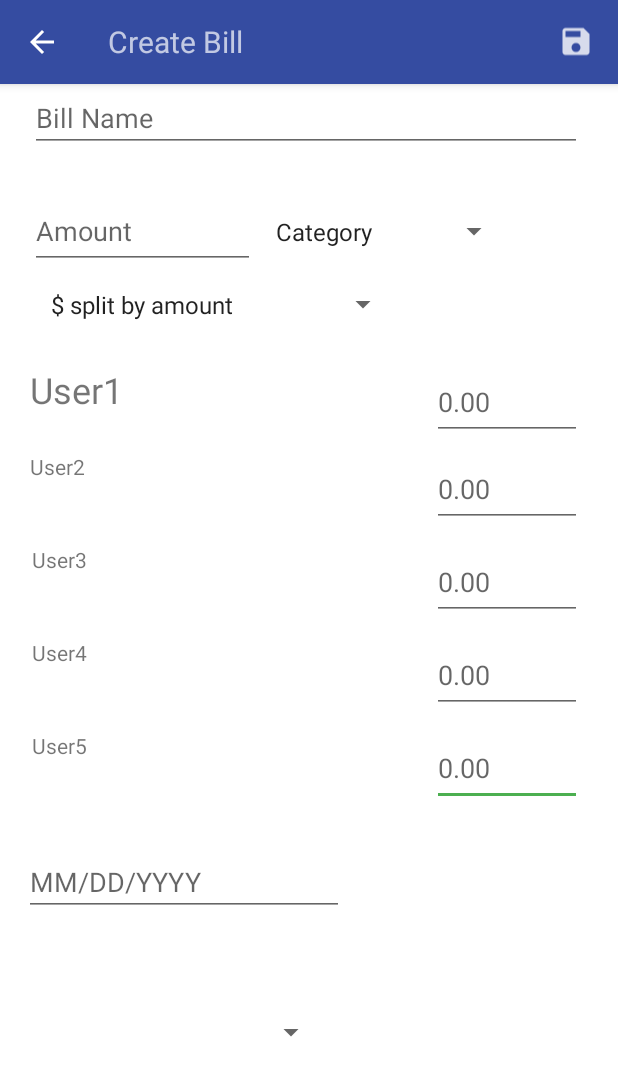
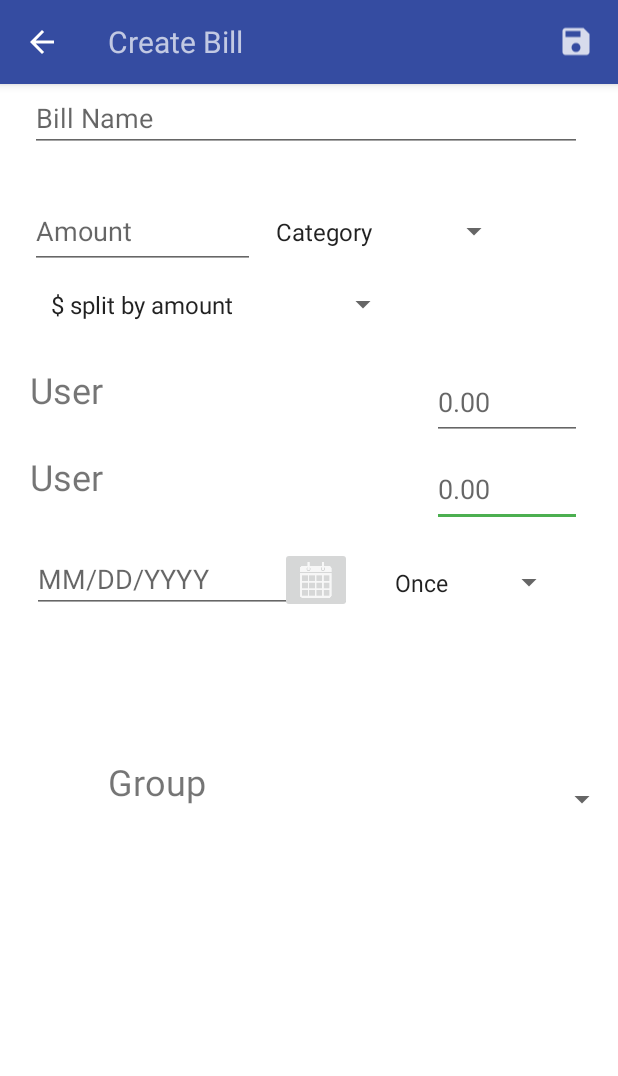
Before and after one commit to williamsizemore/ShareFinApp, an Android app: the CreateBill screen opened directly, with no data from a screen before it, on a phone screen of 412 x 824 dp. Shown: the top 1076 px of the screen. Run offline under Robolectric (Android 15) with nearby library versions, the phone set to English and light mode, and no system bars; our stand-ins replace Firebase (no records; nobody signed in at launch, a user with empty details on screens opened directly).

Commit message:
4/4/21 completed bill creation screen

```diff
--- a/app/src/main/java/com/example/sharefinapp/User.java
+++ b/app/src/main/java/com/example/sharefinapp/User.java
@@ -13,6 +13,8 @@ public class User {
         this.displayName = displayName;
         this.photoURI = ""; // set this to an empty string by default, but allow photos to be uploaded later
     }
+    public User() {}
+
     public String getPhotoURI() {
         return photoURI;
     }
--- a/app/src/main/res/layout/activity_create_bill.xml
+++ b/app/src/main/res/layout/activity_create_bill.xml
@@ -13,8 +13,10 @@
         android:layout_marginTop="12dp"
         android:layout_marginEnd="24dp"
         android:ems="10"
-        android:hint="0.00"
+        android:hint="@string/default_float_value"
+        android:importantForAutofill="no"
         android:inputType="numberDecimal"
+        android:visibility="gone"
         app:layout_constraintEnd_toEndOf="parent"
         app:layout_constraintTop_toBottomOf="@+id/bill_create_user4_amount" />
 
@@ -25,46 +27,50 @@
         android:layout_marginTop="12dp"
         android:layout_marginEnd="24dp"
         android:ems="10"
-        android:hint="0.00"
+        android:hint="@string/default_float_value"
+        android:importantForAutofill="no"
         android:inputType="numberDecimal"
+        android:visibility="gone"
         app:layout_constraintEnd_toEndOf="parent"
         app:layout_constraintTop_toBottomOf="@+id/bill_create_user3_amount" />
 
     <EditText
-        android:id="@+id/create_bill_user2_amount"
+        android:id="@+id/bill_create_user2_amount"
         android:layout_width="100dp"
         android:layout_height="50dp"
         android:layout_marginTop="8dp"
         android:layout_marginEnd="24dp"
         android:ems="10"
-        android:hint="0.00"
+        android:hint="@string/default_float_value"
         android:inputType="numberDecimal"
         app:layout_constraintEnd_toEndOf="parent"
-        app:layout_constraintTop_toBottomOf="@+id/bill_create_user1_amount" />
+        app:layout_constraintTop_toBottomOf="@+id/bill_create_user1_amount"
+        android:importantForAutofill="no" />
 
     <com.google.android.material.textfield.TextInputEditText
-        android:id="@+id/textInputEditText"
+        android:id="@+id/create_bill_name"
         android:layout_width="match_parent"
         android:layout_height="wrap_content"
         android:layout_marginStart="20dp"
         android:layout_marginEnd="24dp"
-        android:hint="Bill Name"
+        android:hint="@string/bill_name"
         app:layout_constraintEnd_toEndOf="parent"
         app:layout_constraintHorizontal_bias="0.0"
         app:layout_constraintStart_toStartOf="parent"
         app:layout_constraintTop_toTopOf="parent" />
 
     <EditText
-        android:id="@+id/editTextNumberDecimal"
+        android:id="@+id/create_bill_amount"
         android:layout_width="150dp"
         android:layout_height="50dp"
         android:layout_marginStart="20dp"
         android:layout_marginTop="28dp"
         android:ems="10"
-        android:hint="Amount"
+        android:hint="@string/amount"
         android:inputType="numberDecimal"
         app:layout_constraintStart_toStartOf="parent"
-        app:layout_constraintTop_toBottomOf="@+id/textInputEditText" />
+        app:layout_constraintTop_toBottomOf="@+id/create_bill_name"
+        android:importantForAutofill="no" />
 
     <TextView
         android:id="@+id/bill_create_user1"
@@ -72,10 +78,10 @@
         android:layout_height="50dp"
         android:layout_marginStart="20dp"
         android:layout_marginTop="64dp"
-        android:text="User1"
+        android:text="@string/user_temp_text"
         android:textSize="24sp"
         app:layout_constraintStart_toStartOf="parent"
-        app:layout_constraintTop_toBottomOf="@+id/editTextNumberDecimal" />
+        app:layout_constraintTop_toBottomOf="@+id/create_bill_amount" />
 
     <EditText
         android:id="@+id/bill_create_user1_amount"
@@ -84,12 +90,13 @@
         android:layout_marginTop="64dp"
         android:layout_marginEnd="24dp"
         android:ems="10"
-        android:hint="0.00"
+        android:hint="@string/default_float_value"
         android:inputType="numberDecimal"
         app:layout_constraintEnd_toEndOf="parent"
         app:layout_constraintHorizontal_bias="1.0"
         app:layout_constraintStart_toEndOf="@+id/bill_create_user1"
-        app:layout_constraintTop_toBottomOf="@+id/spinner2" />
+        app:layout_constraintTop_toBottomOf="@+id/create_bill_category"
+        android:importantForAutofill="no" />
 
     <EditText
         android:id="@+id/bill_create_user3_amount"
@@ -98,31 +105,33 @@
         android:layout_marginTop="12dp"
         android:layout_marginEnd="24dp"
         android:ems="10"
-        android:hint="0.00"
+        android:hint="@string/default_float_value"
+        android:importantForAutofill="no"
         android:inputType="numberDecimal"
+        android:visibility="gone"
         app:layout_constraintEnd_toEndOf="parent"
-        app:layout_constraintTop_toBottomOf="@+id/create_bill_user2_amount" />
+        app:layout_constraintTop_toBottomOf="@+id/bill_create_user2_amount" />
 
     <Spinner
-        android:id="@+id/spinner2"
+        android:id="@+id/create_bill_category"
         android:layout_width="164dp"
         android:layout_height="50dp"
         android:layout_marginTop="28dp"
         android:entries="@array/category"
         app:layout_constraintEnd_toEndOf="parent"
         app:layout_constraintHorizontal_bias="0.076"
-        app:layout_constraintStart_toEndOf="@+id/editTextNumberDecimal"
-        app:layout_constraintTop_toBottomOf="@+id/textInputEditText" />
+        app:layout_constraintStart_toEndOf="@+id/create_bill_amount"
+        app:layout_constraintTop_toBottomOf="@+id/create_bill_name" />
 
     <Spinner
-        android:id="@+id/bill_split_type_spinner"
+        android:id="@+id/create_bill_split_type_spinner"
         android:layout_width="240dp"
         android:layout_height="47dp"
         android:entries="@array/bill_split_type"
         app:layout_constraintEnd_toEndOf="parent"
         app:layout_constraintHorizontal_bias="0.15"
         app:layout_constraintStart_toStartOf="parent"
-        app:layout_constraintTop_toBottomOf="@+id/editTextNumberDecimal" />
+        app:layout_constraintTop_toBottomOf="@+id/create_bill_amount" />
 
     <TextView
         android:id="@+id/bill_create_user2"
@@ -130,8 +139,9 @@
         android:layout_height="50dp"
         android:layout_marginStart="20dp"
         android:layout_marginTop="8dp"
-        android:text="User2"
-        app:layout_constraintEnd_toStartOf="@+id/create_bill_user2_amount"
+        android:text="@string/user_temp_text"
+        android:textSize="24sp"
+        app:layout_constraintEnd_toStartOf="@+id/bill_create_user2_amount"
         app:layout_constraintHorizontal_bias="0.0"
         app:layout_constraintStart_toStartOf="parent"
         app:layout_constraintTop_toBottomOf="@+id/bill_create_user1" />
@@ -142,7 +152,9 @@
         android:layout_height="50dp"
         android:layout_marginStart="20dp"
         android:layout_marginTop="12dp"
-        android:text="User3"
+        android:text="@string/user_temp_text"
+        android:textSize="24sp"
+        android:visibility="gone"
         app:layout_constraintEnd_toStartOf="@+id/bill_create_user3_amount"
         app:layout_constraintHorizontal_bias="0.058"
         app:layout_constraintStart_toStartOf="parent"
@@ -154,7 +166,9 @@
         android:layout_height="50dp"
         android:layout_marginStart="20dp"
         android:layout_marginTop="12dp"
-        android:text="User4"
+        android:text="@string/user_temp_text"
+        android:textSize="24sp"
+        android:visibility="gone"
         app:layout_constraintEnd_toStartOf="@+id/bill_create_user4_amount"
         app:layout_constraintHorizontal_bias="0.058"
         app:layout_constraintStart_toStartOf="parent"
@@ -166,37 +180,80 @@
         android:layout_height="50dp"
         android:layout_marginStart="20dp"
         android:layout_marginTop="12dp"
-        android:text="User5"
+        android:text="@string/user_temp_text"
+        android:textSize="24sp"
         app:layout_constraintEnd_toStartOf="@+id/bill_create_user5_amount"
         app:layout_constraintHorizontal_bias="0.058"
         app:layout_constraintStart_toStartOf="parent"
-        app:layout_constraintTop_toBottomOf="@+id/bill_create_user4" />
+        app:layout_constraintTop_toBottomOf="@+id/bill_create_user4"
+        android:visibility="gone"
+        />
 
     <Spinner
         android:id="@+id/create_bill_group_spinner"
         android:layout_width="202dp"
-        android:layout_height="61dp"
-        android:layout_marginStart="16dp"
+        android:layout_height="wrap_content"
+        android:layout_marginTop="8dp"
         android:layout_marginBottom="64dp"
         app:layout_constraintBottom_toBottomOf="parent"
-        app:layout_constraintStart_toStartOf="parent"
+        app:layout_constraintEnd_toEndOf="parent"
         app:layout_constraintTop_toBottomOf="@+id/create_bill_reminder_date"
-        app:layout_constraintVertical_bias="0.53" />
+        app:layout_constraintVertical_bias="0.325" />
 
     <EditText
         android:id="@+id/create_bill_reminder_date"
         android:layout_width="wrap_content"
         android:layout_height="wrap_content"
-        android:layout_marginStart="16dp"
-        android:layout_marginTop="28dp"
+        android:layout_marginTop="12dp"
         android:clickable="false"
         android:cursorVisible="false"
         android:ems="10"
         android:focusable="false"
         android:focusableInTouchMode="false"
         android:hint="@string/reminder_date"
+        android:importantForAutofill="no"
         android:inputType="date"
+        android:onClick="setReminderDate"
+        app:layout_constraintEnd_toEndOf="parent"
+        app:layout_constraintHorizontal_bias="0.106"
         app:layout_constraintStart_toStartOf="parent"
         app:layout_constraintTop_toBottomOf="@+id/bill_create_user5" />
 
+    <TextView
+        android:id="@+id/group_spinner_title_text"
+        android:layout_width="97dp"
+        android:layout_height="50dp"
+        android:layout_marginTop="96dp"
+        android:text="@string/group"
+        android:textSize="24sp"
+        app:layout_constraintEnd_toStartOf="@+id/create_bill_group_spinner"
+        app:layout_constraintHorizontal_bias="0.639"
+        app:layout_constraintStart_toStartOf="parent"
+        app:layout_constraintTop_toBottomOf="@+id/create_bill_reminder_date" />
+
+    <Spinner
+        android:id="@+id/create_bill_recurrence"
+        android:layout_width="wrap_content"
+        android:layout_height="50dp"
+        android:layout_marginTop="12dp"
+        android:entries="@array/reminder_recurrence"
+        app:layout_constraintEnd_toEndOf="parent"
+        app:layout_constraintHorizontal_bias="0.372"
+        app:layout_constraintStart_toEndOf="@+id/create_bill_reminder_date"
+        app:layout_constraintTop_toBottomOf="@+id/bill_create_user5_amount" />
+
+    <ImageButton
+        android:id="@+id/reminderDateIcon"
+        android:layout_width="wrap_content"
+        android:layout_height="wrap_content"
+        android:contentDescription="@string/reminder_date"
+        android:onClick="setReminderDate"
+        app:layout_constraintBottom_toBottomOf="@+id/create_bill_reminder_date"
+        app:layout_constraintEnd_toEndOf="@+id/create_bill_reminder_date"
+        app:layout_constraintHorizontal_bias="1.0"
+        app:layout_constraintStart_toStartOf="@+id/create_bill_reminder_date"
+        app:layout_constraintTop_toTopOf="@+id/create_bill_reminder_date"
+        app:layout_constraintVertical_bias="1.0"
+        app:srcCompat="@drawable/schedule_icon" />
+
 </androidx.constraintlayout.widget.ConstraintLayout>
--- a/app/src/main/res/values/strings.xml
+++ b/app/src/main/res/values/strings.xml
@@ -22,8 +22,8 @@
         <item>Shopping</item>
     </string-array>
     <string-array name="bill_split_type">
-        <item>$ split by amount</item>
-        <item>% split by percentage</item>
+        <item name="bill_split_type_amnt">$ split by amount</item>
+        <item name="bill_split_type_perc">% split by percentage</item>
     </string-array>
     <string name="addUserToGroup">user@gmail.com</string>
     <string name="create_group">Create Group</string>
@@ -31,5 +31,17 @@
     <string name="group_name">Group Name</string>
     <string name="reminder_date">MM/DD/YYYY</string>
     <string name="create_bill_action_bar_text">Create Bill</string>
+    <string name="user_temp_text">User</string>
+    <string name="amount">Amount</string>
+    <string name="bill_name">Bill Name</string>
+    <string name="default_float_value">0.00</string>
+    <string name="group">Group</string>
 
+    <string-array name="reminder_recurrence">
+        <item>Once</item>
+        <item>Weekly</item>
+        <item>Monthly</item>
+        <item>Yearly</item>
+    </string-array>
+    <string name="e_amount"></string>
 </resources>
```
Also changed, not shown: app/src/main/java/com/example/sharefinapp/Bill.java (+29 -26 lines), app/src/main/java/com/example/sharefinapp/CreateBill.java (+385 -21 lines), app/src/main/java/com/example/sharefinapp/DBManager.java (+17 -7 lines).
